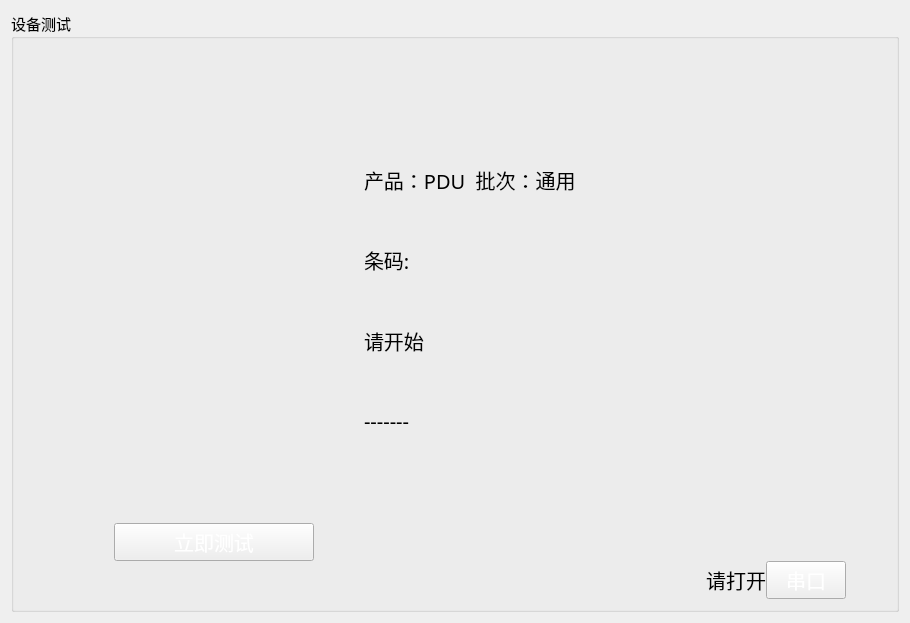
This is SafetyTest/common/testcom/testresultwid.ui in ChinaClever/SafetyTest as Qt 5 draws it before an edit. The edited form follows.
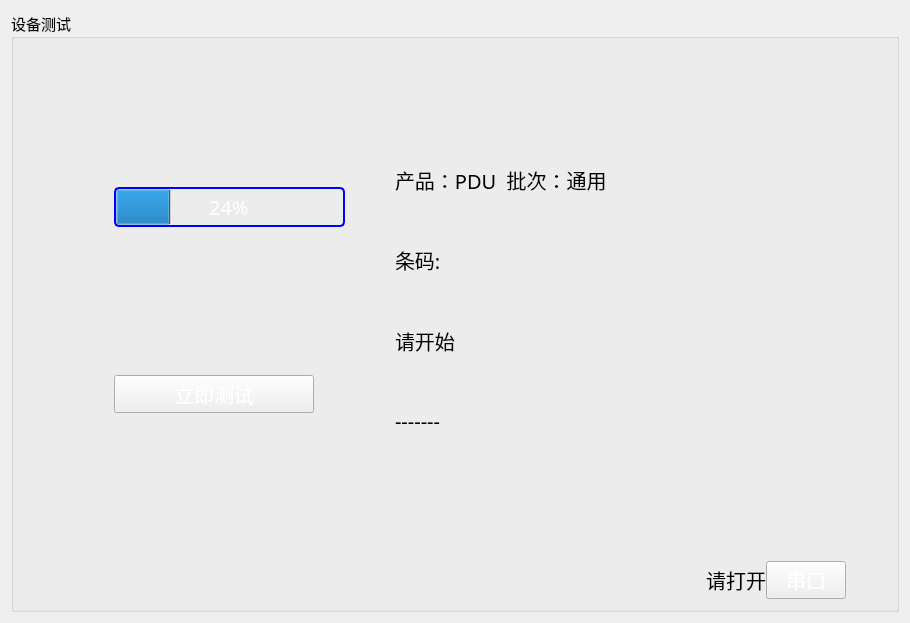
This is the edited form. Custom widgets are drawn as their Qt base class.

What changed in the file:
```diff
--- a/SafetyTest/common/testcom/testresultwid.ui
+++ b/SafetyTest/common/testcom/testresultwid.ui
@@ -109,7 +109,11 @@
               <number>0</number>
              </property>
              <item>
-              <widget class="ProgressWater" name="progressWater"/>
+              <widget class="QProgressBar" name="progressBar">
+               <property name="value">
+                <number>24</number>
+               </property>
+              </widget>
              </item>
              <item>
               <widget class="QPushButton" name="startBtn">
@@ -291,13 +295,6 @@
    </item>
   </layout>
  </widget>
- <customwidgets>
-  <customwidget>
-   <class>ProgressWater</class>
-   <extends>QWidget</extends>
-   <header>progresswater.h</header>
-  </customwidget>
- </customwidgets>
  <resources/>
  <connections/>
 </ui>
```
